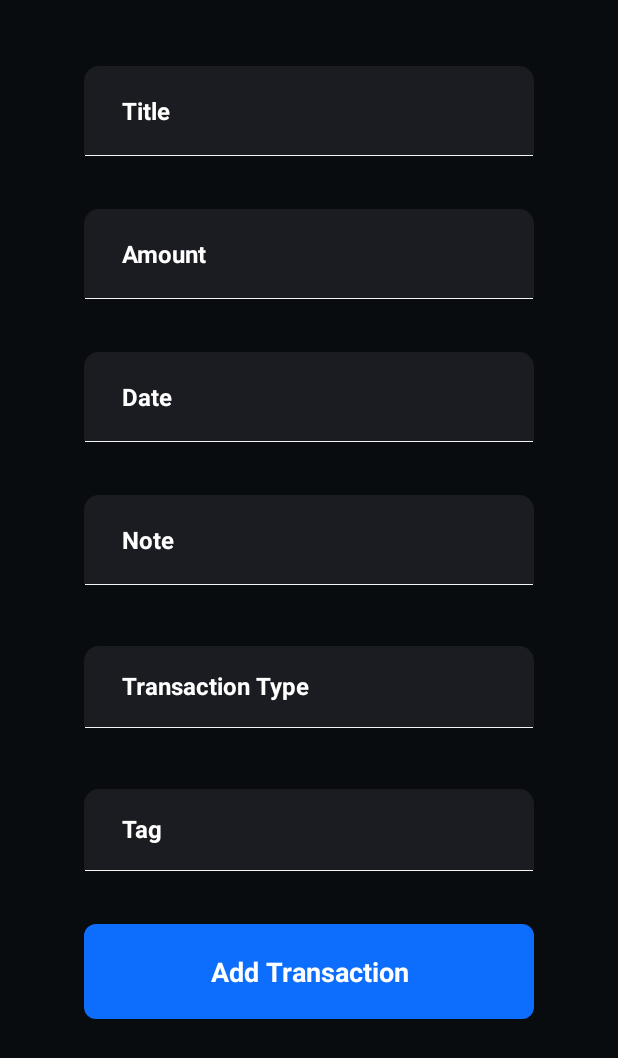
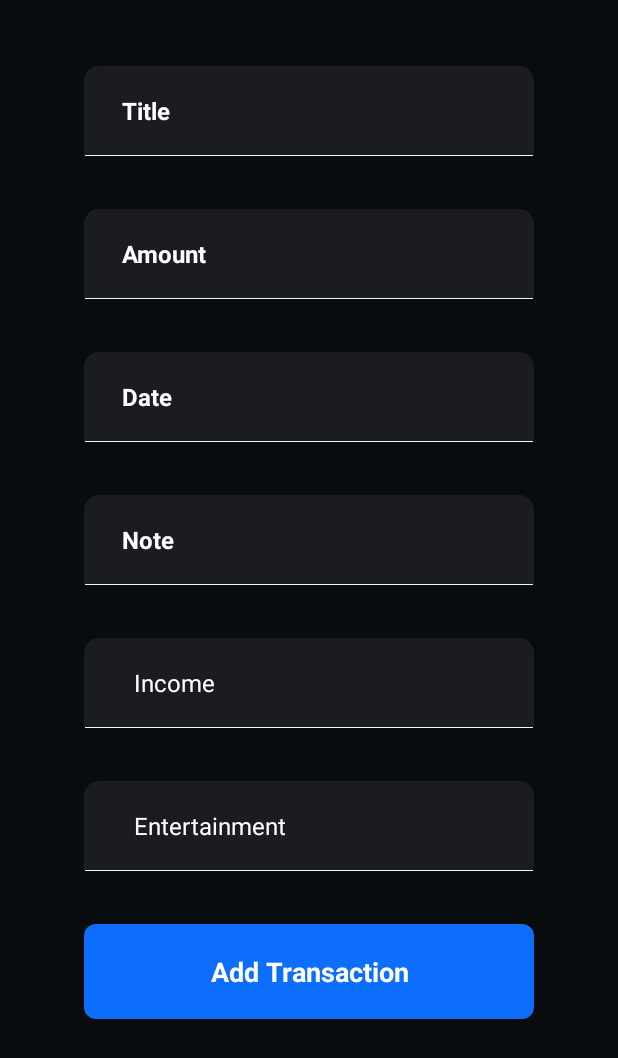
Before and after one commit to Bharath-1410/ExpenesesTrackerApp, an Android app: the screen it shows after launch (AddCustomExpenses), after a tap on an icon or button, on a phone screen of 412 x 824 dp. Shown: the top 1058 px of the screen. Run offline under Robolectric (Android 15) with nearby library versions, the light colour scheme and no system bars.

Commit message:
Starting Connnection For MongoDb

```diff
--- a/app/build.gradle.kts
+++ b/app/build.gradle.kts
@@ -29,7 +29,7 @@ android {
 }
 
 dependencies {
-
+    implementation("org.mongodb:mongodb-driver-sync:4.3.3")
     implementation("androidx.appcompat:appcompat:1.6.1")
     implementation("com.google.android.material:material:1.11.0")
     implementation("androidx.constraintlayout:constraintlayout:2.1.4")
--- a/app/src/main/java/com/example/expensetracker/AddCustomExpenses.java
+++ b/app/src/main/java/com/example/expensetracker/AddCustomExpenses.java
@@ -3,48 +3,57 @@ package com.example.expensetracker;
 import android.app.Activity;
 import android.os.Bundle;
 import android.util.Log;
+import android.view.View;
+import android.widget.AdapterView;
 import android.widget.ArrayAdapter;
 import android.widget.AutoCompleteTextView;
 import android.widget.EditText;
+import android.widget.Spinner;
+import android.widget.TextView;
 
 import com.google.android.material.textfield.TextInputLayout;
 
 import java.util.ArrayList;
 
 public class AddCustomExpenses extends Activity {
-    EditText newCustomName;
-
+    EditText newCustomName,newAmount,newDate,newNote;
+    TextView addTransaction;
     @Override
     protected void onCreate(Bundle savedInstanceState) {
         super.onCreate(savedInstanceState);
         setContentView(R.layout.expenses_add_floaing_button);
 
-        AutoCompleteTextView inputTag = findViewById(R.id.inputTag);
-        AutoCompleteTextView transactionType = findViewById(R.id.transactionType);
-        TextInputLayout inputTagLayer = findViewById(R.id.inputTaglayer);
-        TextInputLayout inputType = findViewById(R.id.inputTypeLayer);
-
         newCustomName = findViewById(R.id.newCustomName);
+        newAmount = findViewById(R.id.newAmount);
+        newDate = findViewById(R.id.newDate);
+        newNote= findViewById(R.id.newNote);
+        addTransaction = findViewById(R.id.addNewTransaction);
 
         // Dynamically + Statically Creating And Creating the Tags
-        ArrayList<String> defaultTags = new ArrayList<>();
-        defaultTags.add("Entertainment");
-        defaultTags.add("Food");
-
         ArrayList<String> defaultTypes = new ArrayList<>();
         defaultTypes.add("Income");
         defaultTypes.add("Expense");
 
-//        CustomDropDown expenseTag = new CustomDropDown(this, defaultTags);
-//        CustomDropDown expenseType = new CustomDropDown(this, defaultTypes);
-        ArrayAdapter<String> expenseTag = new ArrayAdapter<>(
-                this,
-                android.R.layout.simple_dropdown_item_1line,
-                defaultTypes
-        );
-        Log.d("AddCustomExpenses", "AdapterWorking");
-        // Set adapters after populating ArrayLists
-        inputTag.setAdapter(expenseTag);
-        // transactionType.setAdapter(expenseType);
+        ArrayList<String> defaultTags = new ArrayList<>();
+        defaultTags.add("Entertainment");
+        defaultTags.add("Food");
+        defaultTags.add("Traveling");
+
+        Spinner transactionType = findViewById(R.id.transactionType);
+        CustomDropDown type = new CustomDropDown(this, defaultTypes);
+        type.setDropDownViewResource(android.R.layout.simple_spinner_dropdown_item);
+        transactionType.setAdapter(type);
+
+        Spinner inputTag = findViewById(R.id.inputTag);
+        CustomDropDown tag = new CustomDropDown(this, defaultTags);
+        tag.setDropDownViewResource(android.R.layout.simple_spinner_dropdown_item);
+        inputTag.setAdapter(tag);
+
+        addTransaction.setOnClickListener(new View.OnClickListener() {
+            @Override
+            public void onClick(View v) {
+
+            }
+        });
     }
 }
--- a/app/src/main/java/com/example/expensetracker/CustomDropDown.java
+++ b/app/src/main/java/com/example/expensetracker/CustomDropDown.java
@@ -16,7 +16,7 @@ import java.util.List;
 public class CustomDropDown extends ArrayAdapter<String> {
 
     public CustomDropDown(Context context, List<String> items) {
-        super(context, android.R.layout.simple_dropdown_item_1line, items);
+        super(context, android.R.layout.simple_spinner_dropdown_item, items);
     }
 
     @NonNull
@@ -29,10 +29,9 @@ public class CustomDropDown extends ArrayAdapter<String> {
     public View getDropDownView(int position, @Nullable View convertView, @NonNull ViewGroup parent) {
         return createItemView(position, convertView, parent);
     }
-
     private View createItemView(int position, View convertView, ViewGroup parent) {
         if (convertView == null) {
-            convertView = LayoutInflater.from(getContext()).inflate(android.R.layout.simple_dropdown_item_1line, parent, false);
+            convertView = LayoutInflater.from(getContext()).inflate(android.R.layout.simple_spinner_dropdown_item, parent, false);
         }
 
         TextView textView = convertView.findViewById(android.R.id.text1);
--- a/app/src/main/java/com/example/expensetracker/MainActivity.java
+++ b/app/src/main/java/com/example/expensetracker/MainActivity.java
@@ -15,6 +15,7 @@ import android.view.LayoutInflater;
 import android.view.View;
 import android.widget.ArrayAdapter;
 import android.widget.AutoCompleteTextView;
+import android.widget.Spinner;
 import android.widget.Toast;
 
 import com.google.android.material.floatingactionbutton.FloatingActionButton;
@@ -44,8 +45,6 @@ public class MainActivity extends AppCompatActivity {
         super.onCreate(savedInstanceState);
         setContentView(R.layout.activity_main);
 
-        AutoCompleteTextView autoCompleteTextView = findViewById(R.id.autoCompleteTextView);
-        TextInputLayout textInputLayout = findViewById(R.id.textinputlayer);
 
         String [] expenseType = new String[20];
         String [] expenseAmount = new String[20];
@@ -59,13 +58,23 @@ public class MainActivity extends AppCompatActivity {
             expenseCustomName[i] = "CustomName "+(i+1);
         }
 
+        Spinner dashboard = findViewById(R.id.dashBoard);
+        ArrayList<String> dashboardOptions= new ArrayList<>();
+        dashboardOptions.add("Dashboard");
+        dashboardOptions.add("Savings");
+        dashboardOptions.add("Expenses");
+        CustomDropDown dashBoardDropDown = new CustomDropDown(this, dashboardOptions);
+        dashBoardDropDown.setDropDownViewResource(android.R.layout.simple_spinner_dropdown_item);
+        dashboard.setAdapter(dashBoardDropDown);
+
         // Updating DashBoard
-        updateOptions(autoCompleteTextView);
-        autoCompleteTextView.setOnItemClickListener((parent, view, position, id) -> {
-            updateOptions(autoCompleteTextView);
-            String selectedOption = (String) parent.getItemAtPosition(position);
-            textInputLayout.setError(null);
-        });
+//        updateOptions(autoCompleteTextView);
+//        autoCompleteTextView.setOnItemClickListener((parent, view, position, id) -> {
+//            updateOptions(autoCompleteTextView);
+//            String selectedOption = (String) parent.getItemAtPosition(position);
+//            textInputLayout.setError(null);
+//        });
+
 
         // Setting The Recycler View
         expenseRecyclerView = findViewById(R.id.expenseRecyclerView);
--- /dev/null
+++ b/app/src/main/res/drawable/down_arrow.xml
@@ -0,0 +1,5 @@
+<vector android:height="24dp" android:tint="#FFFFFF"
+    android:viewportHeight="24" android:viewportWidth="24"
+    android:width="24dp" xmlns:android="http://schemas.android.com/apk/res/android">
+    <path android:fillColor="@android:color/white" android:pathData="M7.41,8.59L12,13.17l4.59,-4.58L18,10l-6,6 -6,-6 1.41,-1.41z"/>
+</vector>
--- a/app/src/main/res/layout/expenses_add_floaing_button.xml
+++ b/app/src/main/res/layout/expenses_add_floaing_button.xml
@@ -113,92 +113,46 @@
         app:layout_constraintStart_toStartOf="parent"
         app:layout_constraintTop_toTopOf="parent" />
 
-    <com.google.android.material.textfield.TextInputLayout
-        android:id="@+id/inputTypeLayer"
+    <Spinner
+        android:id="@+id/transactionType"
         android:layout_width="300dp"
         android:layout_height="60dp"
         android:layout_marginLeft="55dp"
         android:layout_marginTop="35dp"
         android:layout_marginRight="55dp"
-        android:inputType="none"
-        android:textColorHint="@color/white"
+        android:background="@drawable/round_shape_background"
+        android:popupBackground="@color/subBackGround"
         app:layout_constraintEnd_toEndOf="parent"
         app:layout_constraintHorizontal_bias="0.5"
         app:layout_constraintStart_toStartOf="parent"
-        app:layout_constraintTop_toBottomOf="@+id/newNote">
+        app:layout_constraintTop_toBottomOf="@+id/newNote" />
 
-        <AutoCompleteTextView
-            android:id="@+id/transactionType"
-            android:layout_width="match_parent"
-            android:layout_height="match_parent"
-            android:layout_weight="1"
-            android:background="@drawable/round_shape_background"
-            android:focusable="false"
-            android:hint="Transaction Type"
-            android:inputType="none"
-            android:paddingLeft="25dp"
-            android:shadowColor="@color/white"
-            android:textColor="@color/white"
-            android:textColorHighlight="@color/white"
-            android:textColorHint="@color/white"
-            android:textColorLink="@color/white"
-            android:textCursorDrawable="@null"
-            android:textSize="16dp"
-            android:textStyle="bold"
-            app:simpleItemSelectedColor="@color/white"
-            app:simpleItemSelectedRippleColor="@color/white" />
-    </com.google.android.material.textfield.TextInputLayout>
-
-    <com.google.android.material.textfield.TextInputLayout
-        android:id="@+id/inputTaglayer"
+    <Spinner
+        android:id="@+id/inputTag"
         android:layout_width="300dp"
         android:layout_height="60dp"
         android:layout_marginLeft="55dp"
         android:layout_marginTop="35dp"
         android:layout_marginRight="55dp"
-        android:inputType="none"
-        android:textColorHint="@color/white"
+        android:background="@drawable/round_shape_background"
+        android:popupBackground="@color/subBackGround"
         app:layout_constraintEnd_toEndOf="parent"
         app:layout_constraintHorizontal_bias="0.5"
         app:layout_constraintStart_toStartOf="parent"
-        app:layout_constraintTop_toBottomOf="@+id/inputTypeLayer">
-
-        <AutoCompleteTextView
-            android:id="@+id/inputTag"
-            android:layout_width="match_parent"
-            android:layout_height="match_parent"
-            android:layout_weight="1"
-            android:background="@drawable/round_shape_background"
-            android:hint="Tag"
-            android:inputType="none"
-            android:focusable="false"
-            android:paddingLeft="25dp"
-            android:shadowColor="@color/white"
-            android:textColor="@color/white"
-            android:textColorHighlight="@color/white"
-            android:textColorHint="@color/white"
-            android:textColorLink="@color/white"
-            android:textCursorDrawable="@null"
-            android:textSize="16dp"
-            android:textStyle="bold"
-            app:simpleItemSelectedColor="@color/white"
-            app:simpleItemSelectedRippleColor="@color/white" />
-    </com.google.android.material.textfield.TextInputLayout>
+        app:layout_constraintTop_toBottomOf="@+id/transactionType" />
 
     <FrameLayout
         android:layout_width="300dp"
         android:layout_height="63dp"
-        android:layout_marginLeft="55dp"
         android:layout_marginTop="35dp"
-        android:layout_marginRight="55dp"
         android:background="@drawable/round_borders"
         app:layout_constraintEnd_toEndOf="parent"
-        app:layout_constraintHorizontal_bias="0.504"
+        app:layout_constraintHorizontal_bias="0.5"
         app:layout_constraintStart_toStartOf="parent"
-        app:layout_constraintTop_toBottomOf="@+id/inputTaglayer">
+        app:layout_constraintTop_toBottomOf="@+id/inputTag">
 
         <TextView
-            android:id="@+id/textView13"
+            android:id="@+id/addNewTransaction"
             android:layout_width="match_parent"
             android:layout_height="match_parent"
             android:backgroundTint="@color/blue"
@@ -209,4 +163,26 @@
             android:textStyle="bold" />
     </FrameLayout>
 
+    <ImageView
+        android:id="@+id/imageView2"
+        android:layout_width="wrap_content"
+        android:layout_height="wrap_content"
+        android:layout_marginBottom="72dp"
+        app:layout_constraintBottom_toTopOf="@+id/imageView3"
+        app:layout_constraintEnd_toEndOf="parent"
+        app:layout_constraintHorizontal_bias="0.811"
+        app:layout_constraintStart_toStartOf="parent"
+        app:srcCompat="@drawable/down_arrow" />
+
+    <ImageView
+        android:id="@+id/imageView3"
+        android:layout_width="wrap_content"
+        android:layout_height="wrap_content"
+        android:layout_marginBottom="168dp"
+        app:layout_constraintBottom_toBottomOf="parent"
+        app:layout_constraintEnd_toEndOf="parent"
+        app:layout_constraintHorizontal_bias="0.811"
+        app:layout_constraintStart_toStartOf="parent"
+        app:srcCompat="@drawable/down_arrow" />
+
 </androidx.constraintlayout.widget.ConstraintLayout>
```
Also changed, not shown: app/src/main/java/com/example/expensetracker/MongoDBManager.java (added, +30 -0 lines), app/src/main/res/layout/activity_main.xml (+36 -65 lines).
